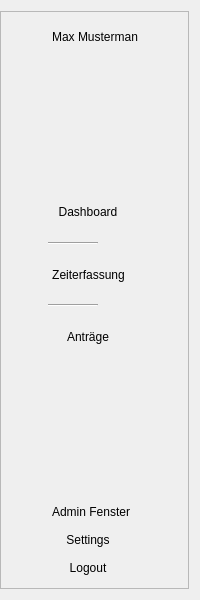
Before: the Qt Designer form HR_Managment_System_Application/nav/navbar.ui in MehmetMertt/twentyONE_HR_System, drawn with Qt 5.
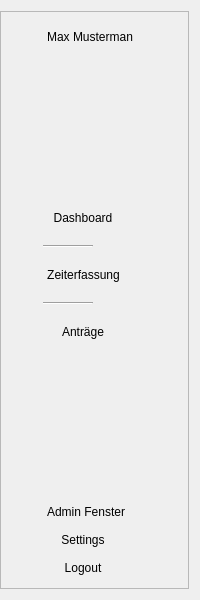
After: the same form once the commit is applied. Icons and pictures are not drawn.

Diff of the .ui file:
```diff
--- a/HR_Managment_System_Application/nav/navbar.ui
+++ b/HR_Managment_System_Application/nav/navbar.ui
@@ -18,7 +18,7 @@
   </property>
   <property name="minimumSize">
    <size>
-    <width>0</width>
+    <width>200</width>
     <height>0</height>
    </size>
   </property>
@@ -40,6 +40,12 @@
    </property>
    <item>
     <widget class="QFrame" name="navbar_container">
+     <property name="sizePolicy">
+      <sizepolicy hsizetype="Preferred" vsizetype="Preferred">
+       <horstretch>0</horstretch>
+       <verstretch>0</verstretch>
+      </sizepolicy>
+     </property>
      <property name="frameShape">
       <enum>QFrame::StyledPanel</enum>
      </property>
@@ -50,22 +56,6 @@
       <property name="leftMargin">
        <number>0</number>
       </property>
-      <item>
-       <spacer name="horizontalSpacer">
-        <property name="orientation">
-         <enum>Qt::Horizontal</enum>
-        </property>
-        <property name="sizeType">
-         <enum>QSizePolicy::Fixed</enum>
-        </property>
-        <property name="sizeHint" stdset="0">
-         <size>
-          <width>10</width>
-          <height>20</height>
-         </size>
-        </property>
-       </spacer>
-      </item>
       <item>
        <layout class="QVBoxLayout" name="verticalLayout_5">
         <item>
@@ -130,8 +120,6 @@
          </spacer>
         </item>
         <item>
-         <layout class="QVBoxLayout" name="verticalLayout">
-          <item>
            <widget class="QPushButton" name="dashboard">
             <property name="sizePolicy">
              <sizepolicy hsizetype="Maximum" vsizetype="Fixed">
@@ -164,10 +152,13 @@
            </widget>
           </item>
           <item>
-           <spacer name="verticalSpacer_2">
+         <spacer name="verticalSpacer_7">
             <property name="orientation">
              <enum>Qt::Vertical</enum>
             </property>
+          <property name="sizeType">
+           <enum>QSizePolicy::Preferred</enum>
+          </property>
             <property name="sizeHint" stdset="0">
              <size>
               <width>20</width>
@@ -177,7 +168,7 @@
            </spacer>
           </item>
           <item>
-           <widget class="Line" name="line">
+         <widget class="Line" name="line_2">
             <property name="maximumSize">
              <size>
               <width>50</width>
@@ -190,10 +181,13 @@
            </widget>
           </item>
           <item>
-           <spacer name="verticalSpacer_6">
+         <spacer name="verticalSpacer">
             <property name="orientation">
              <enum>Qt::Vertical</enum>
             </property>
+          <property name="sizeType">
+           <enum>QSizePolicy::Preferred</enum>
+          </property>
             <property name="sizeHint" stdset="0">
              <size>
               <width>20</width>
@@ -235,10 +229,13 @@
            </widget>
           </item>
           <item>
-           <spacer name="verticalSpacer">
+         <spacer name="verticalSpacer_6">
             <property name="orientation">
              <enum>Qt::Vertical</enum>
             </property>
+          <property name="sizeType">
+           <enum>QSizePolicy::Preferred</enum>
+          </property>
             <property name="sizeHint" stdset="0">
              <size>
               <width>20</width>
@@ -248,7 +245,7 @@
            </spacer>
           </item>
           <item>
-           <widget class="Line" name="line_2">
+         <widget class="Line" name="line">
             <property name="maximumSize">
              <size>
               <width>50</width>
@@ -261,10 +258,13 @@
            </widget>
           </item>
           <item>
-           <spacer name="verticalSpacer_7">
+         <spacer name="verticalSpacer_2">
             <property name="orientation">
              <enum>Qt::Vertical</enum>
             </property>
+          <property name="sizeType">
+           <enum>QSizePolicy::Preferred</enum>
+          </property>
             <property name="sizeHint" stdset="0">
              <size>
               <width>20</width>
@@ -304,8 +304,6 @@
              <bool>false</bool>
             </property>
            </widget>
-          </item>
-         </layout>
         </item>
         <item>
          <spacer name="verticalSpacer_5">
```
Lines whose indentation alone changed are shown as unchanged.
